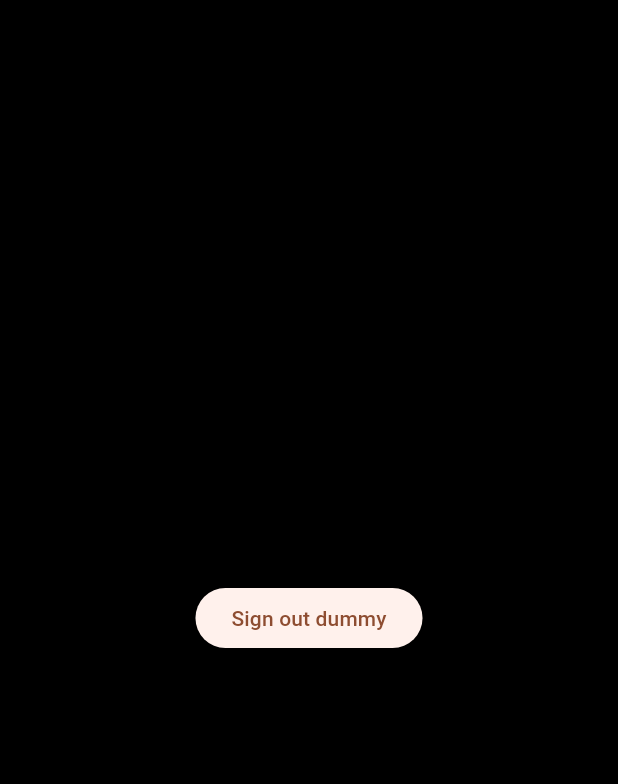
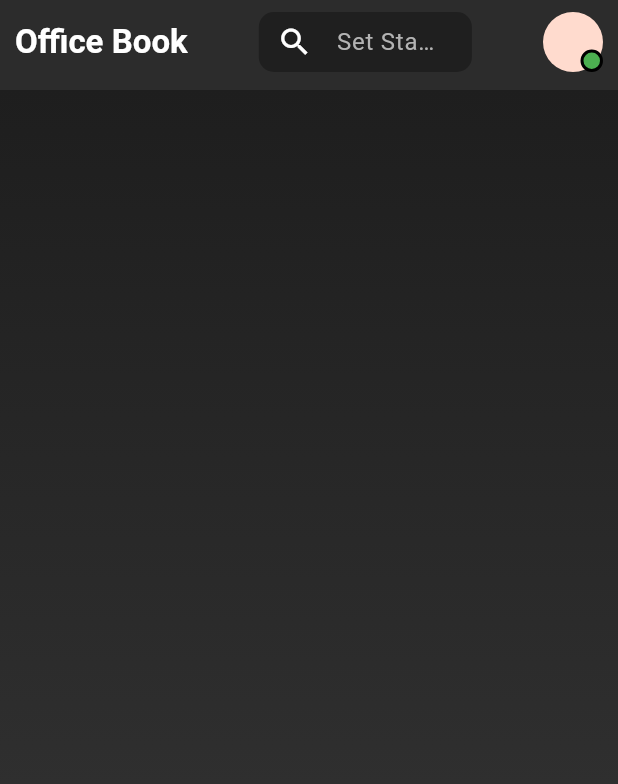
Before and after one commit to Aflah3100/office_book_app, a Flutter app: the HomeScreen screen opened by its route, on a phone screen of 412 x 824 dp. Shown: the top 784 px of the screen. Run offline on Flutter 3.47's test engine with Material 3 defaults, Android fonts, the light colour scheme and no system bars; our stand-ins replace google_fonts, hive, hive_flutter, shared_preferences; missing offline and left inert: window_size; accounts and stored records are empty.

Commit message:
Added app bar, user availability status.

```diff
--- a/lib/core/app_enums.dart
+++ b/lib/core/app_enums.dart
@@ -1 +1,3 @@
 enum LoginState { signIn, signUp }
+
+enum UserStatus { available, away, busy, offline }
--- /dev/null
+++ b/lib/features/home/providers/app_bar_provider.dart
@@ -0,0 +1,21 @@
+import 'package:flutter/widgets.dart';
+import 'package:office_book_app/core/app_enums.dart';
+
+
+//Provider for managing app bar state.
+class AppBarProvider with ChangeNotifier {
+  bool _showSearch = false;
+  UserStatus _userStatus = UserStatus.available;
+
+  bool getShowSearch() => _showSearch;
+  void setShowSearch(bool value) {
+    _showSearch = value;
+    notifyListeners();
+  }
+
+  UserStatus getUserStatus() => _userStatus;
+  void setUserStatus(UserStatus userStatus) {
+    _userStatus = userStatus;
+    notifyListeners();
+  }
+}
--- a/lib/features/home/screens/home_screen.dart
+++ b/lib/features/home/screens/home_screen.dart
@@ -1,24 +1,62 @@
 // ignore_for_file: use_build_context_synchronously
 
 import 'package:flutter/material.dart';
+import 'package:flutter/services.dart';
 import 'package:office_book_app/features/auth/screens/login_screen.dart';
+import 'package:office_book_app/features/home/providers/app_bar_provider.dart';
+import 'package:office_book_app/features/home/widgets/app_bar.dart';
 import 'package:office_book_app/shared/router/route_constants.dart';
 import 'package:office_book_app/shared/services/authentication_services.dart';
+import 'package:provider/provider.dart';
 
-class HomeScreen extends StatelessWidget {
+class HomeScreen extends StatefulWidget {
   const HomeScreen({super.key});
   static const routeName = RouteConstants.homeScreenLinux;
 
   @override
+  State<HomeScreen> createState() => _HomeScreenState();
+}
+
+class _HomeScreenState extends State<HomeScreen> {
+  //Searchbar-focus-node
+  final FocusNode _searchBarFocusNode = FocusNode();
+
+  @override
+  void initState() {
+    WidgetsBinding.instance.addPostFrameCallback((_) {
+      _searchBarFocusNode.requestFocus();
+    });
+    super.initState();
+  }
+
+  @override
   Widget build(BuildContext context) {
-    return Scaffold(
-      backgroundColor: Colors.black,
-      body: Center(
-        child: ElevatedButton(
-          onPressed: () async {
-            await _signOutUser(context);
-          },
-          child: Text("Sign out dummy"),
+    return KeyboardListener(
+      focusNode: _searchBarFocusNode,
+      onKeyEvent: (event) {
+        if (event.logicalKey == LogicalKeyboardKey.slash) {
+          context.read<AppBarProvider>().setShowSearch(true);
+        }
+      },
+      child: Scaffold(
+        appBar: HomeAppBar(),
+
+        body: SafeArea(
+          child:
+          //Base-Container
+          Container(
+            decoration: BoxDecoration(
+              gradient: LinearGradient(
+                begin: Alignment.topCenter,
+                end: Alignment.bottomCenter,
+                colors: [
+                  Color(0xFF1E1E1E),
+                  Color(0xFF2C2C2C),
+                  Color(0xFF3A3A3A),
+                ],
+              ),
+            ),
+          ),
         ),
       ),
     );
--- /dev/null
+++ b/lib/features/home/widgets/app_bar.dart
@@ -0,0 +1,296 @@
+import 'package:flutter/material.dart';
+import 'package:office_book_app/core/app_colors.dart';
+import 'package:office_book_app/core/app_enums.dart';
+import 'package:office_book_app/features/home/providers/app_bar_provider.dart';
+import 'package:office_book_app/shared/services/shared_prefs.dart';
+import 'package:provider/provider.dart';
+
+class HomeAppBar extends StatefulWidget implements PreferredSizeWidget {
+  const HomeAppBar({super.key});
+  @override
+  Size get preferredSize => const Size.fromHeight(60);
+  @override
+  State<HomeAppBar> createState() => _HomeAppBarState();
+}
+
+class _HomeAppBarState extends State<HomeAppBar> {
+  final _searchFocusNode = FocusNode();
+  final _searchFieldController = TextEditingController();
+
+  @override
+  void initState() {
+    _searchFocusNode.addListener(() {
+      if (!_searchFocusNode.hasFocus) {
+        context.read<AppBarProvider>().setShowSearch(false);
+      }
+    });
+    super.initState();
+  }
+
+  @override
+  void dispose() {
+    _searchFocusNode.dispose();
+    _searchFieldController.dispose();
+    super.dispose();
+  }
+
+  @override
+  Widget build(BuildContext context) {
+    return AppBar(
+      automaticallyImplyLeading: false,
+      backgroundColor: const Color(0xFF2C2C2C),
+      elevation: 0,
+      titleSpacing: 0,
+
+      title: Padding(
+        padding: const EdgeInsets.symmetric(horizontal: 10.0),
+        child: SizedBox(
+          width: double.maxFinite,
+          height: widget.preferredSize.height,
+
+          child: Row(
+            crossAxisAlignment: CrossAxisAlignment.center,
+            children: [
+              // Left: Office Book title
+              const Text(
+                'Office Book',
+                style: TextStyle(
+                  fontSize: 22,
+                  fontWeight: FontWeight.bold,
+                  color: Colors.white,
+                ),
+              ),
+              const Spacer(),
+
+              // Middle: Search bar
+              Expanded(
+                flex: 3,
+                child: SizedBox(
+                  height: 40,
+                  child: Consumer<AppBarProvider>(
+                    builder: (ctx, provider, _) {
+                      if (provider.getShowSearch()) {
+                        WidgetsBinding.instance.addPostFrameCallback((_) {
+                          if (!_searchFocusNode.hasFocus) {
+                            _searchFocusNode.requestFocus();
+                          }
+                        });
+                      }
+                      return TextField(
+                        focusNode: _searchFocusNode,
+                        controller: _searchFieldController,
+                        style: const TextStyle(color: Colors.white),
+                        decoration: InputDecoration(
+                          filled: true,
+                          fillColor: const Color(0xFF1F1F1F),
+                          hintText: 'Set Status',
+                          hintStyle: const TextStyle(color: Color(0xFFB3B3B3)),
+                          contentPadding: const EdgeInsets.symmetric(
+                            horizontal: 16,
+                          ),
+                          prefixIcon: const Icon(
+                            Icons.search,
+                            color: Colors.white,
+                          ),
+                          border: OutlineInputBorder(
+                            borderRadius: BorderRadius.circular(10),
+                            borderSide: BorderSide.none,
+                          ),
+                        ),
+                      );
+                    },
+                  ),
+                ),
+              ),
+              const Spacer(),
+
+              // Right: Profile + status indicator
+              GestureDetector(
+                onTapDown: (TapDownDetails details) {
+                  _showUserPopupMenu(context, details.globalPosition);
+                },
+                child: Stack(
+                  alignment: Alignment.bottomRight,
+                  children: [
+                    const CircleAvatar(radius: 20),
+                    Positioned(
+                      bottom: 0,
+                      right: 0,
+                      //User-Status
+                      child: Consumer<AppBarProvider>(
+                        builder: (ctx, provider, _) {
+                          return Container(
+                            width: 15,
+                            height: 15,
+                            decoration: BoxDecoration(
+                              color: _getStatusColor(
+                                provider.getUserStatus(),
+                              ), // Available (change as needed)
+                              shape: BoxShape.circle,
+                              border: Border.all(color: Colors.black, width: 2),
+                            ),
+                          );
+                        },
+                      ),
+                    ),
+                  ],
+                ),
+              ),
+            ],
+          ),
+        ),
+      ),
+    );
+  }
+
+  //User-Pop-Up-Menu
+  void _showUserPopupMenu(BuildContext context, Offset position) async {
+    final RenderBox overlay =
+        Overlay.of(context).context.findRenderObject() as RenderBox;
+
+    final loggedUser = await SharedPrefs.instance.getLoggedUser();
+
+    await showMenu(
+      // ignore: use_build_context_synchronously
+      context: context,
+      position: RelativeRect.fromRect(
+        Rect.fromLTWH(position.dx, position.dy, 100, 100),
+        Offset.zero & overlay.size,
+      ),
+      items: [
+        PopupMenuItem(
+          padding: EdgeInsets.zero,
+          child: SizedBox(
+            width: 300,
+            height: 270, // Custom height
+            child: Padding(
+              padding: EdgeInsets.symmetric(horizontal: 10),
+              child: Column(
+                crossAxisAlignment: CrossAxisAlignment.start,
+                children: [
+                  Column(
+                    crossAxisAlignment: CrossAxisAlignment.start,
+                    children: [
+                      //Top-Row (Heading & Signout-button)
+                      Row(
+                        mainAxisAlignment: MainAxisAlignment.spaceBetween,
+                        children: [
+                          Text(
+                            'Office Desk Systems',
+                            style: TextStyle(
+                              color: AppColors.textSecondary,
+                              overflow: TextOverflow.ellipsis,
+                              fontSize: 13,
+                            ),
+                          ),
+                          TextButton(
+                            onPressed: () {},
+                            child: Text(
+                              'Signout',
+                              style: TextStyle(
+                                color: AppColors.textSecondary,
+                                fontSize: 12,
+                              ),
+                            ),
+                          ),
+                        ],
+                      ),
+                      Divider(),
+                      //User-Details
+                      Text(
+                        "👤 ${loggedUser!.firstName} ${loggedUser.lastName}",
+                        style: TextStyle(
+                          fontWeight: FontWeight.bold,
+                          color: AppColors.textPrimary,
+                          overflow: TextOverflow.ellipsis,
+                        ),
+                      ),
+                      Text(
+                        loggedUser.email,
+                        style: TextStyle(fontSize: 12, color: Colors.grey),
+                      ),
+                    ],
+                  ),
+                  Divider(),
+                  //User-Status
+                  Column(
+                    crossAxisAlignment: CrossAxisAlignment.start,
+                    children: [
+                      Text(
+                        'Set Availability Status: ',
+                        style: TextStyle(
+                          fontSize: 12,
+                          color: AppColors.textTertiary,
+                        ),
+                      ),
+                      TextButton(
+                        onPressed: () {
+                          context.read<AppBarProvider>().setUserStatus(
+                            UserStatus.available,
+                          );
+                        },
+                        child: Text(
+                          "🟢 Available",
+                          style: TextStyle(color: AppColors.textPrimary),
+                        ),
+                      ),
+                      TextButton(
+                        onPressed: () {
+                          context.read<AppBarProvider>().setUserStatus(
+                            UserStatus.away,
+                          );
+                        },
+                        child: Text(
+                          "🌙 Away",
+                          style: TextStyle(color: AppColors.textPrimary),
+                        ),
+                      ),
+                      TextButton(
+                        onPressed: () {
+                          context.read<AppBarProvider>().setUserStatus(
+                            UserStatus.busy,
+                          );
+                        },
+                        child: Text(
+                          "🔴 Busy",
+                          style: TextStyle(color: AppColors.textPrimary),
+                        ),
+                      ),
+                      TextButton(
+                        onPressed: () {
+                          context.read<AppBarProvider>().setUserStatus(
+                            UserStatus.offline,
+                          );
+                        },
+                        child: Text(
+                          "⚫ Offline",
+                          style: TextStyle(color: AppColors.textPrimary),
+                        ),
+                      ),
+                    ],
+                  ),
+                ],
+              ),
+            ),
+          ),
+        ),
+      ],
+      elevation: 8,
+      color: const Color(0xFF1F1F1F),
+      shape: RoundedRectangleBorder(borderRadius: BorderRadius.circular(8)),
+    );
+  }
+
+  Color _getStatusColor(UserStatus status) {
+    switch (status) {
+      case UserStatus.available:
+        return Colors.green;
+      case UserStatus.away:
+        return Colors.yellow;
+      case UserStatus.busy:
+        return Colors.red;
+      case UserStatus.offline:
+        return Colors.grey;
+    }
+  }
+}
--- a/lib/main.dart
+++ b/lib/main.dart
@@ -3,6 +3,7 @@ import 'dart:io';
 import 'package:flutter/material.dart';
 import 'package:office_book_app/core/app_colors.dart';
 import 'package:office_book_app/features/auth/screens/login_screen.dart';
+import 'package:office_book_app/features/home/providers/app_bar_provider.dart';
 import 'package:office_book_app/features/home/screens/home_screen.dart';
 import 'package:office_book_app/shared/hive_database/services/hive_initializer.dart';
 import 'package:office_book_app/shared/models/user_model.dart';
@@ -32,7 +33,10 @@ class MyApp extends StatelessWidget {
   @override
   Widget build(BuildContext context) {
     return MultiProvider(
-      providers: [ChangeNotifierProvider(create: (_) => Loginprovider())],
+      providers: [
+        ChangeNotifierProvider(create: (_) => Loginprovider()),
+        ChangeNotifierProvider(create: (_) => AppBarProvider()),
+      ],
       child: MaterialApp(
         title: 'Office Book',
         debugShowCheckedModeBanner: false,
```
